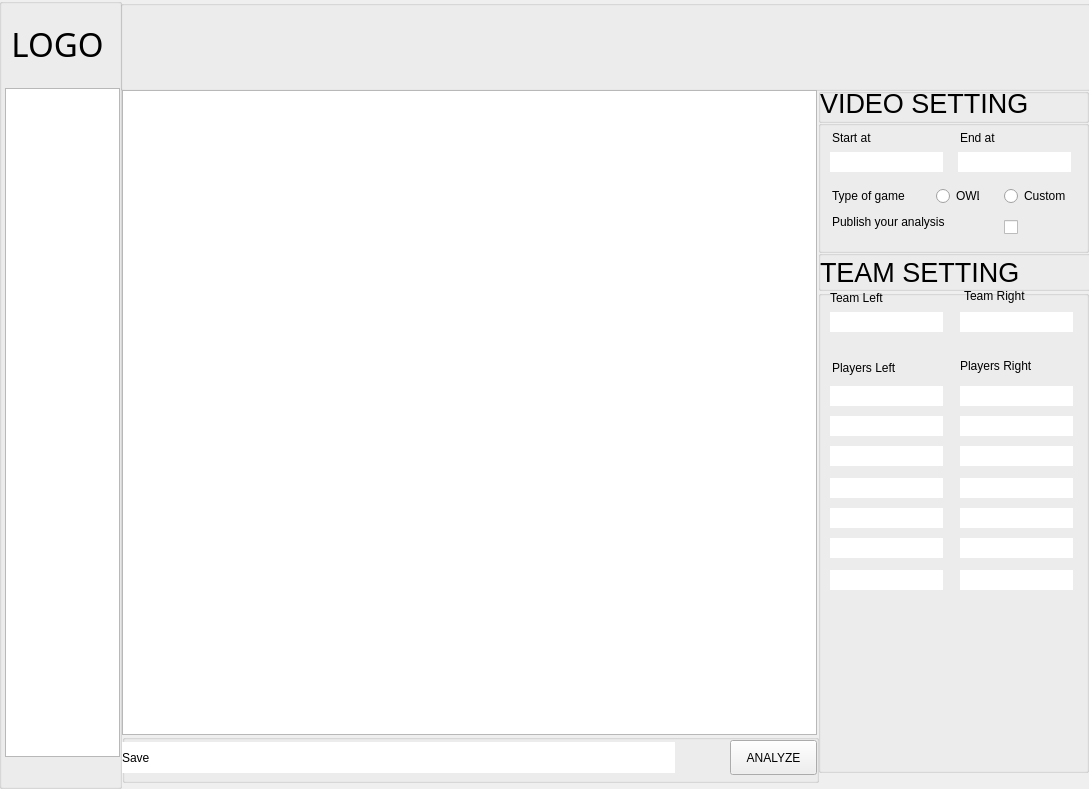
appcell/OverwatchDataAnalysis, file ora/gui/main.ui: the form before one commit.
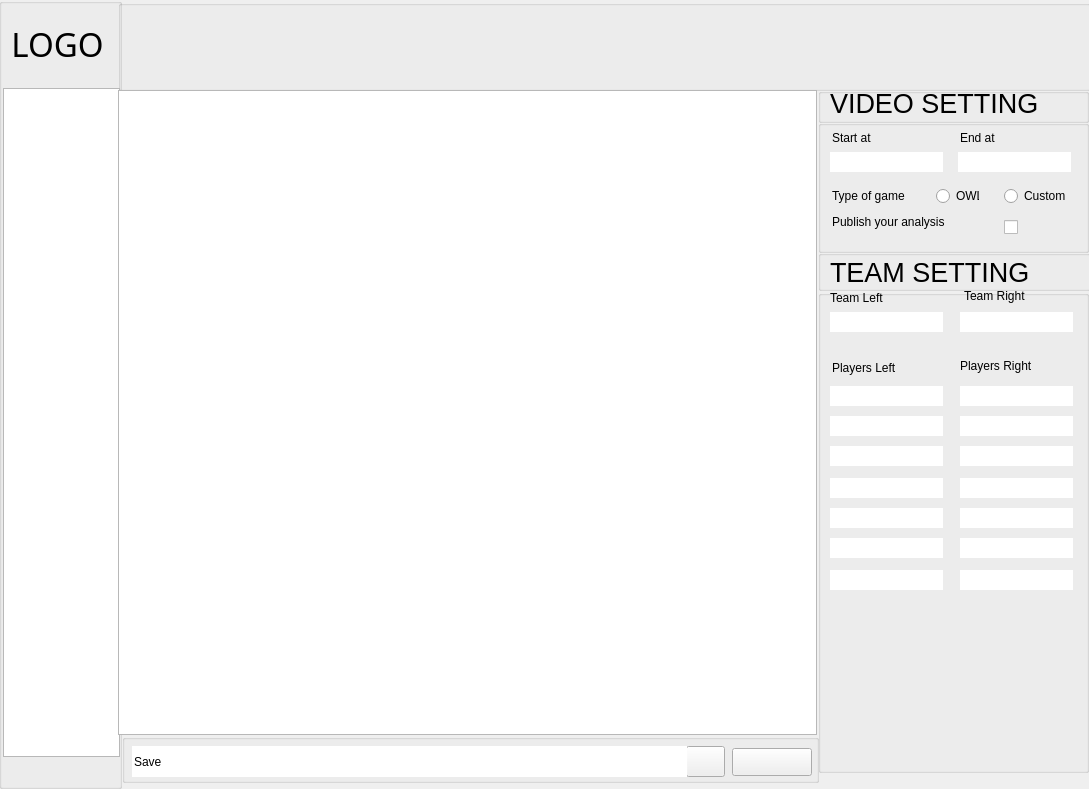
The form after the commit.

```diff
--- a/ora/gui/main.ui
+++ b/ora/gui/main.ui
@@ -39,9 +39,9 @@
      <widget class="QListWidget" name="video_listwidget">
       <property name="geometry">
        <rect>
-        <x>4</x>
+        <x>0</x>
         <y>0</y>
-        <width>695</width>
+        <width>699</width>
         <height>645</height>
        </rect>
       </property>
@@ -466,9 +466,9 @@
       <widget class="QLabel" name="label">
        <property name="geometry">
         <rect>
-         <x>2</x>
+         <x>12</x>
          <y>-2</y>
-         <width>265</width>
+         <width>255</width>
          <height>35</height>
         </rect>
        </property>
@@ -532,9 +532,9 @@
       <widget class="QLabel" name="label_9">
        <property name="geometry">
         <rect>
-         <x>2</x>
+         <x>12</x>
          <y>4</y>
-         <width>217</width>
+         <width>207</width>
          <height>37</height>
         </rect>
        </property>
@@ -582,24 +582,24 @@
       <widget class="QPushButton" name="analyze_button">
        <property name="geometry">
         <rect>
-         <x>608</x>
-         <y>6</y>
-         <width>87</width>
-         <height>35</height>
+         <x>610</x>
+         <y>14</y>
+         <width>80</width>
+         <height>28</height>
         </rect>
        </property>
        <property name="accessibleName">
         <string>analyze_button</string>
        </property>
        <property name="text">
-        <string>ANALYZE</string>
+        <string/>
        </property>
       </widget>
       <widget class="QPushButton" name="save_button">
        <property name="geometry">
         <rect>
-         <x>552</x>
-         <y>8</y>
+         <x>564</x>
+         <y>12</y>
          <width>39</width>
          <height>31</height>
         </rect>
@@ -610,18 +610,21 @@
        <property name="autoFillBackground">
         <bool>false</bool>
        </property>
+       <property name="styleSheet">
+        <string notr="true"/>
+       </property>
        <property name="text">
         <string/>
        </property>
        <property name="flat">
-        <bool>true</bool>
+        <bool>false</bool>
        </property>
       </widget>
       <widget class="QLineEdit" name="path_lineedit">
        <property name="geometry">
         <rect>
-         <x>-2</x>
-         <y>8</y>
+         <x>10</x>
+         <y>12</y>
          <width>555</width>
          <height>31</height>
         </rect>
@@ -633,9 +636,9 @@
         <bool>false</bool>
        </property>
       </widget>
-      <zorder>path_lineedit</zorder>
       <zorder>save_button</zorder>
       <zorder>analyze_button</zorder>
+      <zorder>path_lineedit</zorder>
      </widget>
      <zorder>team_setting_group</zorder>
      <zorder>team_title_group</zorder>
@@ -771,9 +774,9 @@
    <widget class="QGroupBox" name="top_group">
     <property name="geometry">
      <rect>
-      <x>120</x>
+      <x>118</x>
       <y>0</y>
-      <width>971</width>
+      <width>973</width>
       <height>91</height>
      </rect>
     </property>
@@ -786,10 +789,10 @@
     <widget class="QPushButton" name="back_button">
      <property name="geometry">
       <rect>
-       <x>10</x>
+       <x>2</x>
        <y>0</y>
-       <width>75</width>
-       <height>71</height>
+       <width>83</width>
+       <height>89</height>
       </rect>
      </property>
      <property name="font">
@@ -807,10 +810,10 @@
     <widget class="QPushButton" name="help_button">
      <property name="geometry">
       <rect>
-       <x>690</x>
+       <x>700</x>
        <y>2</y>
        <width>65</width>
-       <height>69</height>
+       <height>85</height>
       </rect>
      </property>
      <property name="font">
@@ -818,9 +821,18 @@
        <pointsize>20</pointsize>
       </font>
      </property>
+     <property name="autoFillBackground">
+      <bool>false</bool>
+     </property>
      <property name="text">
       <string/>
      </property>
+     <property name="autoDefault">
+      <bool>false</bool>
+     </property>
+     <property name="default">
+      <bool>false</bool>
+     </property>
      <property name="flat">
       <bool>true</bool>
      </property>
@@ -828,10 +840,10 @@
     <widget class="QPushButton" name="min_button">
      <property name="geometry">
       <rect>
-       <x>758</x>
+       <x>764</x>
        <y>2</y>
        <width>65</width>
-       <height>71</height>
+       <height>83</height>
       </rect>
      </property>
      <property name="font">
@@ -852,7 +864,7 @@
        <x>828</x>
        <y>2</y>
        <width>71</width>
-       <height>75</height>
+       <height>85</height>
       </rect>
      </property>
      <property name="font">
@@ -873,7 +885,7 @@
        <x>900</x>
        <y>4</y>
        <width>65</width>
-       <height>73</height>
+       <height>81</height>
       </rect>
      </property>
      <property name="font">
@@ -929,9 +941,9 @@
     <widget class="QListWidget" name="tab_listwidget">
      <property name="geometry">
       <rect>
-       <x>6</x>
+       <x>4</x>
        <y>90</y>
-       <width>115</width>
+       <width>117</width>
        <height>669</height>
       </rect>
      </property>
```
